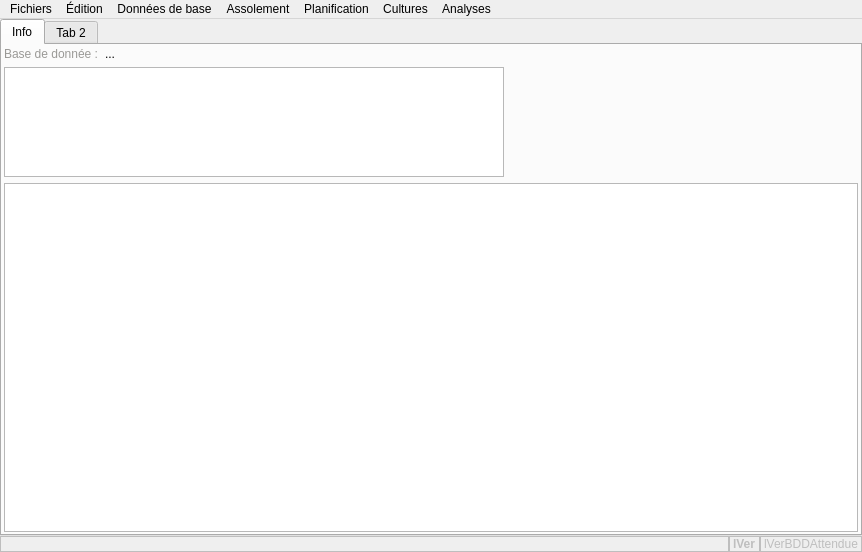
Above: mainwindow.ui from marcpley/potaleger before the change. Below: the same form after it.
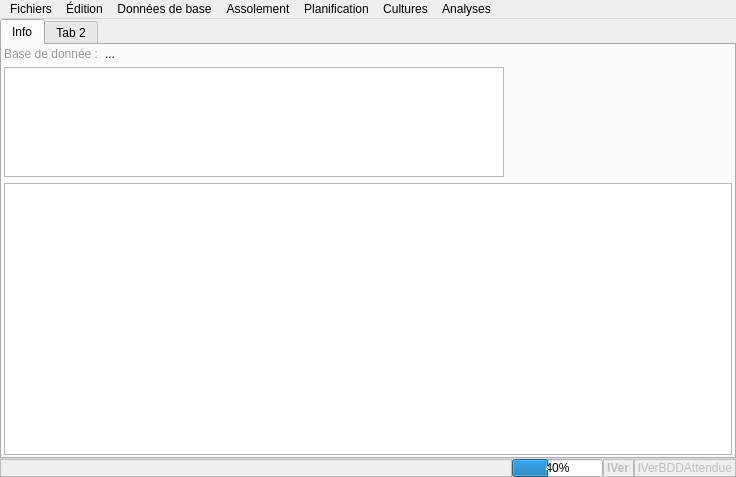
That is the form after the change. The open tabs and pages were chosen to show the change. Icons and pictures are not drawn.

```diff
--- a/mainwindow.ui
+++ b/mainwindow.ui
@@ -6,8 +6,8 @@
    <rect>
     <x>0</x>
     <y>0</y>
-    <width>862</width>
-    <height>552</height>
+    <width>736</width>
+    <height>477</height>
    </rect>
   </property>
   <property name="windowTitle">
@@ -414,6 +414,25 @@
         </property>
        </widget>
       </item>
+      <item>
+       <widget class="QProgressBar" name="progressBar">
+        <property name="sizePolicy">
+         <sizepolicy hsizetype="Fixed" vsizetype="Preferred">
+          <horstretch>0</horstretch>
+          <verstretch>0</verstretch>
+         </sizepolicy>
+        </property>
+        <property name="maximumSize">
+         <size>
+          <width>16777215</width>
+          <height>18</height>
+         </size>
+        </property>
+        <property name="value">
+         <number>40</number>
+        </property>
+       </widget>
+      </item>
       <item>
        <widget class="QLabel" name="lVer">
         <property name="enabled">
@@ -472,7 +491,7 @@
     <rect>
      <x>0</x>
      <y>0</y>
-     <width>862</width>
+     <width>736</width>
      <height>20</height>
     </rect>
    </property>
```
Left out of the diff: 5 changed lines with no effect on the pictures.
